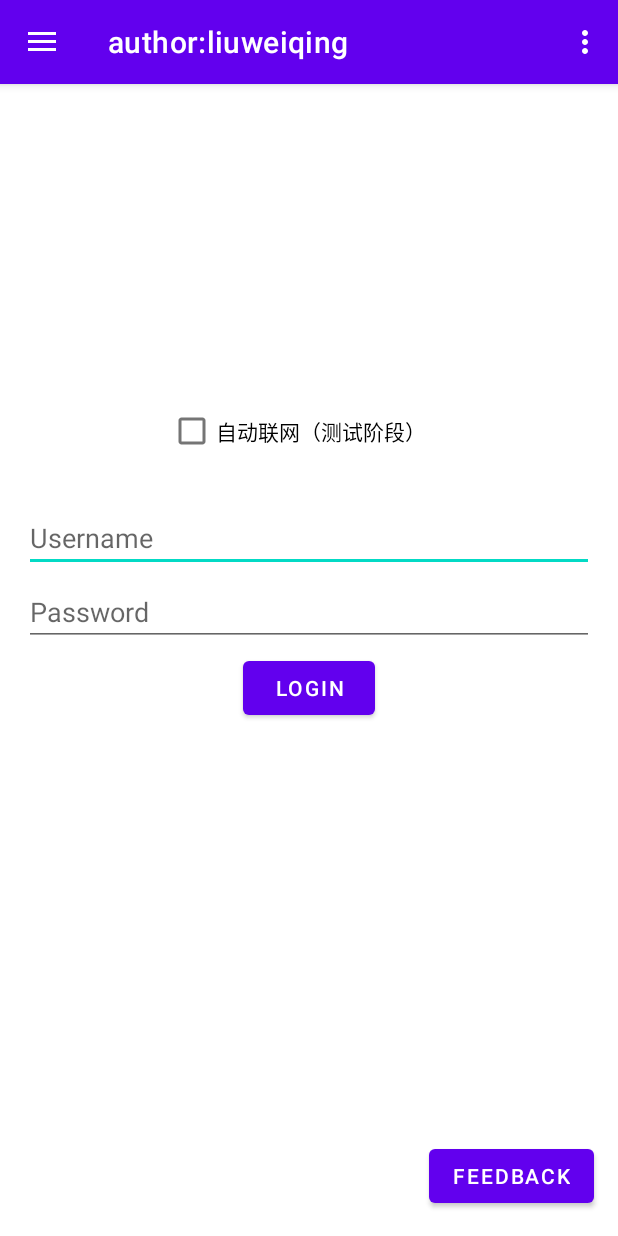
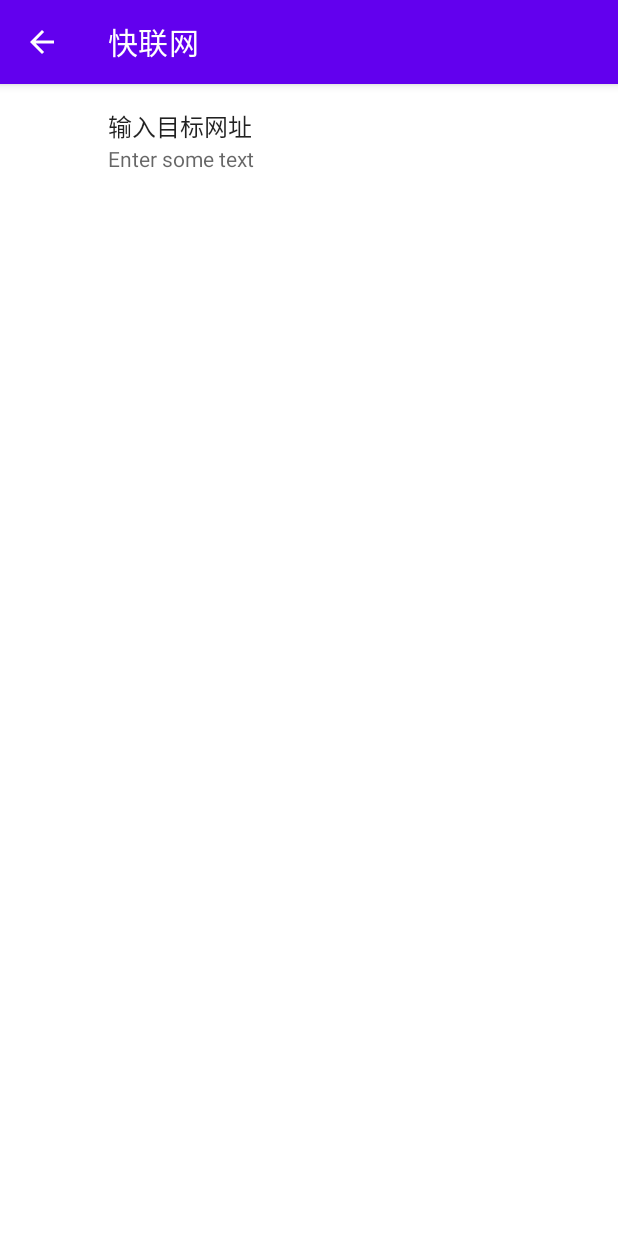
Before and after one commit to 14790897/auto_wlan_connect, an Android app: the screen it shows after launch (MainActivity before the commit, SettingsActivity after it), in the options menu, after a tap on "Settings", on a phone screen of 412 x 824 dp. Run offline under Robolectric (Android 15) with nearby library versions, the phone set to English and light mode, and no system bars; our stand-ins replace androidx.preference, navigation-ui.

Commit message:
feat: preference settings page

```diff
--- a/app/build.gradle.kts
+++ b/app/build.gradle.kts
@@ -51,6 +51,7 @@ dependencies {
     implementation("com.squareup.okhttp3:okhttp:4.10.0")
     implementation("androidx.tracing:tracing-perfetto-handshake:1.0.0")
     implementation("androidx.work:work-runtime-ktx:2.8.1")
+    implementation("androidx.preference:preference-ktx:1.2.1")
     testImplementation("junit:junit:4.13.2")
     androidTestImplementation("androidx.test.ext:junit:1.1.5")
     androidTestImplementation("androidx.test.espresso:espresso-core:3.5.1")
--- a/app/src/main/AndroidManifest.xml
+++ b/app/src/main/AndroidManifest.xml
@@ -29,6 +29,8 @@
                 <category android:name="android.intent.category.LAUNCHER" />
             </intent-filter>
         </activity>
+        <!-- 声明SettingsActivity -->
+        <activity android:name=".SettingsActivity" />
     </application>
 
 </manifest>
--- a/app/src/main/java/com/example/auto_wlan_connect/MainActivity.kt
+++ b/app/src/main/java/com/example/auto_wlan_connect/MainActivity.kt
@@ -37,6 +37,7 @@ import java.io.IOException
 import android.Manifest
 import android.os.Handler
 import android.os.Looper
+import android.view.MenuItem
 import android.widget.CheckBox
 import android.widget.Toast
 import androidx.lifecycle.Observer
@@ -53,6 +54,9 @@ class MainActivity : AppCompatActivity() {
 
     //请求权限
     private val REQUEST_LOCATION_PERMISSION = 1
+
+    //settingactivity的消息
+    private var wlanWebsite: String? = null
 
     //是否开启网络变化时，执行请求
 //    private var enableFeature = true
@@ -170,8 +174,11 @@ class MainActivity : AppCompatActivity() {
             .add("user", username)
             .add("password", password)
             .build()
+
+        val url = wlanWebsite ?: "https://captiveportal-login.shnu.edu.cn/auth/index.html/u"
+
         val request = Request.Builder()
-            .url("https://captiveportal-login.shnu.edu.cn/auth/index.html/u")
+            .url(url)
             .post(formBody)
             .build()
 
@@ -303,4 +310,28 @@ class MainActivity : AppCompatActivity() {
         }
         super.onRequestPermissionsResult(requestCode, permissions, grantResults)
     }
+    //点击设置按钮后进入设置界面
+    override fun onOptionsItemSelected(item: MenuItem): Boolean {
+        return when (item.itemId) {
+            R.id.action_settings -> {
+                // Start SettingsActivity when the settings menu item is selected
+                val intent = Intent(this, SettingsActivity::class.java)
+                startActivity(intent)
+                true
+            }
+            else -> super.onOptionsItemSelected(item)
+        }
+    }
+
+    //接受settinsactivity的消息
+    override fun onActivityResult(requestCode: Int, resultCode: Int, data: Intent?) {
+        super.onActivityResult(requestCode, resultCode, data)
+
+        if (resultCode == RESULT_OK && data != null) {
+            wlanWebsite = data.getStringExtra("wlan_website")
+        }
+    }
 }
+
+
+//待办事项 :需要将两个发送的方法整合到一起 10.16
--- /dev/null
+++ b/app/src/main/java/com/example/auto_wlan_connect/SettingsActivity.kt
@@ -0,0 +1,65 @@
+package com.example.auto_wlan_connect
+
+import android.content.Intent
+import android.os.Bundle
+import android.view.MenuItem
+import androidx.appcompat.app.AppCompatActivity
+import androidx.preference.EditTextPreference
+import androidx.preference.Preference
+import androidx.preference.PreferenceFragmentCompat
+
+
+class SettingsActivity : AppCompatActivity() {
+    private lateinit var settingsFragment: SettingsFragment
+    override fun onCreate(savedInstanceState: Bundle?) {
+        super.onCreate(savedInstanceState)
+        //添加返回按钮
+        supportActionBar?.setDisplayHomeAsUpEnabled(true)
+
+        //点开settings时，替换当前页面
+        settingsFragment = SettingsFragment()
+        supportFragmentManager
+            .beginTransaction()
+            .replace(android.R.id.content, settingsFragment)
+            .commit()
+    }
+
+    //设置布局
+    class SettingsFragment : PreferenceFragmentCompat() {
+        override fun onCreatePreferences(savedInstanceState: Bundle?, rootKey: String?) {
+            setPreferencesFromResource(R.xml.preferences, rootKey)
+
+            val editTextPreference: EditTextPreference? =
+                findPreference("wlan_website")
+            editTextPreference?.onPreferenceChangeListener =
+                Preference.OnPreferenceChangeListener { preference, newValue ->
+                    // newValue is the text entered by the user
+                    // finishSettings(newValue)  // 这行需要修改，因为 finishSettings 是 SettingsActivity 的方法，而不是 SettingsFragment 的方法
+                    // Return true to update the preference's saved value
+                    true
+                }
+        }
+    }
+
+    //添加返回功能
+    override fun onOptionsItemSelected(item: MenuItem): Boolean {
+        if (item.itemId == android.R.id.home) {
+            //find "wlan_website"
+            val editTextPreference: EditTextPreference? = settingsFragment?.preferenceManager?.findPreference("wlan_website")
+            val newValue = editTextPreference?.text
+            if (newValue != null) {
+                finishSettings(newValue)
+            }
+            return true
+        }
+        return super.onOptionsItemSelected(item)
+    }
+
+    //当输入完成时向mainactivity发送信息
+    private fun finishSettings(newValue: String) {
+        val intent = Intent(this, MainActivity::class.java)
+        intent.putExtra("wlan_website", newValue)
+        setResult(RESULT_OK, intent)
+        finish()
+    }
+}
--- /dev/null
+++ b/app/src/main/res/xml/preferences.xml
@@ -0,0 +1,16 @@
+<?xml version="1.0" encoding="utf-8"?>
+<PreferenceScreen xmlns:android="http://schemas.android.com/apk/res/android">
+    <!-- Add your preferences here -->
+<!--    <SwitchPreferenceCompat-->
+<!--        android:key="example_switch"-->
+<!--        android:title="Example Switch"-->
+<!--        android:defaultValue="false" />-->
+
+    <EditTextPreference
+        android:key="wlan_website"
+        android:title="输入目标网址"
+        android:summary="Enter some text"
+        android:dialogTitle="Input"
+        android:defaultValue="https://captiveportal-login.shnu.edu.cn/auth/index.html/u" />
+
+</PreferenceScreen>
```
